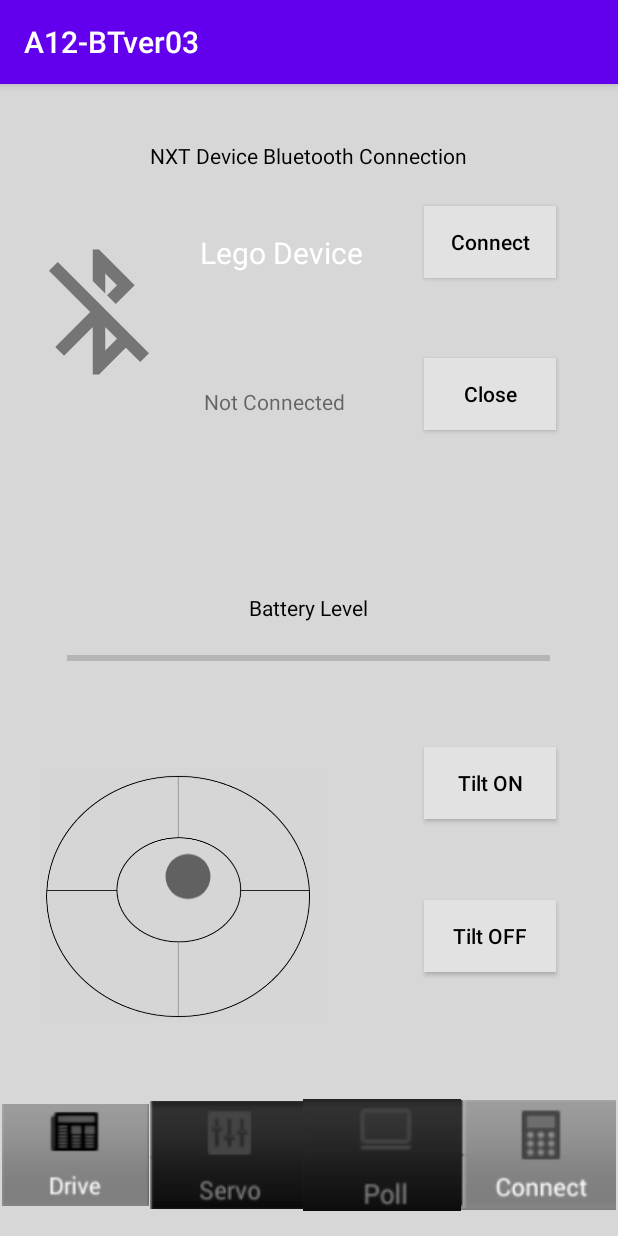
After one commit to AndrewCawthon/GroupProjectCOSC426, an Android app: the BluetoothConnectionScreen screen opened directly, with no data from a screen before it, on a phone screen of 412 x 824 dp. The commit adds this screen. Run offline under Robolectric (Android 15) with nearby library versions, the phone set to English and light mode, and no system bars.

Commit message:
Created a Secondary Screen BluetoothConnectionScreen to use as the template for the bluetooth connection screen. Added multiple image asset files also to complete the image asset

```diff
--- /dev/null
+++ b/A12-BTver03/app/src/main/java/com/example/a12_btver03/BluetoothConnectionScreen.java
@@ -0,0 +1,14 @@
+package com.example.a12_btver03;
+
+import androidx.appcompat.app.AppCompatActivity;
+
+import android.os.Bundle;
+
+public class BluetoothConnectionScreen extends AppCompatActivity {
+
+    @Override
+    protected void onCreate(Bundle savedInstanceState) {
+        super.onCreate(savedInstanceState);
+        setContentView(R.layout.activity_bluetooth_connection_screen);
+    }
+}
--- /dev/null
+++ b/A12-BTver03/app/src/main/res/drawable-anydpi/ic_action_ball_bearing.xml
@@ -0,0 +1,11 @@
+<vector xmlns:android="http://schemas.android.com/apk/res/android"
+    android:width="24dp"
+    android:height="24dp"
+    android:viewportWidth="24"
+    android:viewportHeight="24"
+    android:tint="#434345"
+    android:alpha="0.8">
+  <path
+      android:fillColor="@android:color/white"
+      android:pathData="M12,12m-10,0a10,10 0,1 1,20 0a10,10 0,1 1,-20 0"/>
+</vector>
--- /dev/null
+++ b/A12-BTver03/app/src/main/res/drawable-anydpi/ic_action_bluetooth_off.xml
@@ -0,0 +1,11 @@
+<vector xmlns:android="http://schemas.android.com/apk/res/android"
+    android:width="24dp"
+    android:height="24dp"
+    android:viewportWidth="24"
+    android:viewportHeight="24"
+    android:tint="#333333"
+    android:alpha="0.6">
+  <path
+      android:fillColor="@android:color/white"
+      android:pathData="M13,5.83l1.88,1.88 -1.6,1.6 1.41,1.41 3.02,-3.02L12,2h-1v5.03l2,2v-3.2zM5.41,4L4,5.41 10.59,12 5,17.59 6.41,19 11,14.41V22h1l4.29,-4.29 2.3,2.29L20,18.59 5.41,4zM13,18.17v-3.76l1.88,1.88L13,18.17z"/>
+</vector>
--- /dev/null
+++ b/A12-BTver03/app/src/main/res/layout/activity_bluetooth_connection_screen.xml
@@ -0,0 +1,224 @@
+<?xml version="1.0" encoding="utf-8"?>
+<androidx.constraintlayout.widget.ConstraintLayout xmlns:android="http://schemas.android.com/apk/res/android"
+    xmlns:app="http://schemas.android.com/apk/res-auto"
+    xmlns:tools="http://schemas.android.com/tools"
+    android:layout_width="match_parent"
+    android:layout_height="match_parent"
+    android:background="#D7D7D7"
+    tools:context=".BluetoothConnectionScreen">
+
+    <TextView
+        android:id="@+id/titleAtTheTopOfScreen"
+        android:layout_width="wrap_content"
+        android:layout_height="wrap_content"
+        android:text="@string/title"
+        android:textColor="@color/black"
+        app:layout_constraintBottom_toBottomOf="parent"
+        app:layout_constraintEnd_toEndOf="parent"
+        app:layout_constraintHorizontal_bias="0.498"
+        app:layout_constraintStart_toStartOf="parent"
+        app:layout_constraintTop_toTopOf="parent"
+        app:layout_constraintVertical_bias="0.051" />
+
+    <Button
+        android:id="@+id/connectButton"
+        android:layout_width="wrap_content"
+        android:layout_height="wrap_content"
+        android:background="#E2E2E2"
+        android:text="@string/connect_button_text"
+        android:textAllCaps="false"
+        android:textColor="@color/black"
+        app:layout_constraintBottom_toBottomOf="parent"
+        app:layout_constraintEnd_toEndOf="parent"
+        app:layout_constraintHorizontal_bias="0.873"
+        app:layout_constraintStart_toStartOf="parent"
+        app:layout_constraintTop_toTopOf="parent"
+        app:layout_constraintVertical_bias="0.113" />
+
+    <Button
+        android:id="@+id/closeButton"
+        android:layout_width="wrap_content"
+        android:layout_height="wrap_content"
+        android:background="#E2E2E2"
+        android:text="@string/close_button_text"
+        android:textAllCaps="false"
+        android:textColor="@color/black"
+        app:layout_constraintBottom_toBottomOf="parent"
+        app:layout_constraintEnd_toEndOf="parent"
+        app:layout_constraintHorizontal_bias="0.873"
+        app:layout_constraintStart_toStartOf="parent"
+        app:layout_constraintTop_toTopOf="parent"
+        app:layout_constraintVertical_bias="0.254" />
+
+    <ImageView
+        android:id="@+id/bluetoothImageView"
+        android:layout_width="100dp"
+        android:layout_height="100dp"
+        android:src="@drawable/ic_action_bluetooth_off"
+        app:layout_constraintBottom_toBottomOf="parent"
+        app:layout_constraintEnd_toEndOf="parent"
+        app:layout_constraintHorizontal_bias="0.051"
+        app:layout_constraintStart_toStartOf="parent"
+        app:layout_constraintTop_toTopOf="parent"
+        app:layout_constraintVertical_bias="0.153" />
+
+    <ProgressBar
+        android:id="@+id/batteryProgressBar"
+        style="?android:attr/progressBarStyleHorizontal"
+        android:layout_width="322dp"
+        android:layout_height="34dp"
+        app:layout_constraintBottom_toBottomOf="parent"
+        app:layout_constraintEnd_toEndOf="parent"
+        app:layout_constraintHorizontal_bias="0.494"
+        app:layout_constraintStart_toStartOf="parent"
+        app:layout_constraintTop_toTopOf="parent"
+        app:layout_constraintVertical_bias="0.499" />
+
+    <ImageView
+        android:id="@+id/driveImageView"
+        android:src="@drawable/drive"
+        android:layout_width="98dp"
+        android:layout_height="97dp"
+        android:layout_marginStart="1dp"
+        android:layout_marginBottom="5dp"
+        app:layout_constraintBottom_toBottomOf="parent"
+        app:layout_constraintEnd_toEndOf="parent"
+        app:layout_constraintHorizontal_bias="0.0"
+        app:layout_constraintStart_toStartOf="parent"
+        app:layout_constraintTop_toTopOf="parent"
+        app:layout_constraintVertical_bias="1.0" />
+
+    <ImageView
+        android:id="@+id/servoImageView"
+        android:src="@drawable/servo"
+        android:layout_width="102dp"
+        android:layout_height="97dp"
+        android:layout_marginBottom="5dp"
+        app:layout_constraintBottom_toBottomOf="parent"
+        app:layout_constraintEnd_toEndOf="parent"
+        app:layout_constraintHorizontal_bias="0.004"
+        app:layout_constraintStart_toEndOf="@+id/driveImageView"
+        app:layout_constraintTop_toTopOf="parent"
+        app:layout_constraintVertical_bias="1.0" />
+
+    <ImageView
+        android:id="@+id/pollImageView"
+        android:src="@drawable/poll"
+        android:layout_width="105dp"
+        android:layout_height="97dp"
+        android:layout_marginBottom="5dp"
+        app:layout_constraintBottom_toBottomOf="parent"
+        app:layout_constraintEnd_toEndOf="parent"
+        app:layout_constraintHorizontal_bias="0.0"
+        app:layout_constraintStart_toEndOf="@+id/servoImageView"
+        app:layout_constraintTop_toTopOf="parent"
+        app:layout_constraintVertical_bias="1.0" />
+
+    <ImageView
+        android:id="@+id/connectImageView"
+        android:src="@drawable/connect"
+        android:layout_width="103dp"
+        android:layout_height="97dp"
+        android:layout_marginEnd="1dp"
+        android:layout_marginBottom="5dp"
+        app:layout_constraintBottom_toBottomOf="parent"
+        app:layout_constraintEnd_toEndOf="parent"
+        app:layout_constraintHorizontal_bias="0.0"
+        app:layout_constraintStart_toEndOf="@+id/pollImageView"
+        app:layout_constraintTop_toTopOf="parent"
+        app:layout_constraintVertical_bias="1.0" />
+
+    <ImageView
+        android:id="@+id/tiltImageView"
+        android:layout_width="213dp"
+        android:layout_height="169dp"
+        android:src="@drawable/tiltbackground"
+        app:layout_constraintBottom_toBottomOf="parent"
+        app:layout_constraintEnd_toEndOf="parent"
+        app:layout_constraintHorizontal_bias="0.08"
+        app:layout_constraintStart_toStartOf="parent"
+        app:layout_constraintTop_toTopOf="parent"
+        app:layout_constraintVertical_bias="0.762" />
+
+    <TextView
+        android:id="@+id/legoTextView"
+        android:layout_width="113dp"
+        android:layout_height="29dp"
+        android:text="@string/lego_device_text"
+        android:textColor="@color/white"
+        android:textSize="20dp"
+        app:layout_constraintBottom_toBottomOf="parent"
+        app:layout_constraintEnd_toEndOf="parent"
+        app:layout_constraintHorizontal_bias="0.446"
+        app:layout_constraintStart_toStartOf="parent"
+        app:layout_constraintTop_toTopOf="parent"
+        app:layout_constraintVertical_bias="0.134" />
+
+    <TextView
+        android:id="@+id/connectionTextView"
+        android:layout_width="wrap_content"
+        android:layout_height="wrap_content"
+        android:text="@string/connection_text"
+        app:layout_constraintBottom_toBottomOf="parent"
+        app:layout_constraintEnd_toEndOf="parent"
+        app:layout_constraintHorizontal_bias="0.427"
+        app:layout_constraintStart_toStartOf="parent"
+        app:layout_constraintTop_toTopOf="parent"
+        app:layout_constraintVertical_bias="0.27" />
+
+    <TextView
+        android:id="@+id/batteryLevelTextView"
+        android:layout_width="wrap_content"
+        android:layout_height="wrap_content"
+        android:text="@string/battery_level"
+        android:textColor="@color/black"
+        app:layout_constraintBottom_toBottomOf="parent"
+        app:layout_constraintEnd_toEndOf="parent"
+        app:layout_constraintHorizontal_bias="0.498"
+        app:layout_constraintStart_toStartOf="parent"
+        app:layout_constraintTop_toTopOf="parent"
+        app:layout_constraintVertical_bias="0.453" />
+
+    <Button
+        android:id="@+id/tiltOnButton"
+        android:layout_width="wrap_content"
+        android:layout_height="wrap_content"
+        android:background="#E2E2E2"
+        android:text="@string/tilt_on"
+        android:textAllCaps="false"
+        android:textColor="@color/black"
+        app:layout_constraintBottom_toBottomOf="parent"
+        app:layout_constraintEnd_toEndOf="parent"
+        app:layout_constraintHorizontal_bias="0.873"
+        app:layout_constraintStart_toStartOf="parent"
+        app:layout_constraintTop_toTopOf="parent"
+        app:layout_constraintVertical_bias="0.614" />
+
+    <Button
+        android:id="@+id/tiltOffButton"
+        android:layout_width="wrap_content"
+        android:layout_height="wrap_content"
+        android:background="#E2E2E2"
+        android:text="@string/tilt_off"
+        android:textAllCaps="false"
+        android:textColor="@color/black"
+        app:layout_constraintBottom_toBottomOf="parent"
+        app:layout_constraintEnd_toEndOf="parent"
+        app:layout_constraintHorizontal_bias="0.873"
+        app:layout_constraintStart_toStartOf="parent"
+        app:layout_constraintTop_toTopOf="parent"
+        app:layout_constraintVertical_bias="0.756" />
+
+    <ImageView
+        android:id="@+id/ballBearingImageView"
+        android:layout_width="36dp"
+        android:layout_height="50dp"
+        android:src="@drawable/ic_action_ball_bearing"
+        app:layout_constraintBottom_toBottomOf="parent"
+        app:layout_constraintEnd_toEndOf="parent"
+        app:layout_constraintHorizontal_bias="0.285"
+        app:layout_constraintStart_toStartOf="parent"
+        app:layout_constraintTop_toTopOf="parent"
+        app:layout_constraintVertical_bias="0.701" />
+
+</androidx.constraintlayout.widget.ConstraintLayout>
--- a/A12-BTver03/app/src/main/res/values/strings.xml
+++ b/A12-BTver03/app/src/main/res/values/strings.xml
@@ -9,4 +9,14 @@
     <string name="fifth_menu">Play Tone</string>
     <string name="sixth_menu">Disconnect From EV3</string>
     <string name="menu_first">1. Grant Permission</string>
+
+    <string name="connect_button_text">Connect</string>
+    <string name="close_button_text">Close</string>
+    <string name="title">NXT Device Bluetooth Connection</string>
+    <string name="tilt_on">Tilt ON</string>
+    <string name="tilt_off">Tilt OFF</string>
+    <string name="battery_level">Battery Level</string>
+    <string name="lego_device_text">Lego Device</string>
+    <string name="connection_text">Not Connected</string>
+
 </resources>
--- a/A12-BTver03/app/src/main/res/values/themes.xml
+++ b/A12-BTver03/app/src/main/res/values/themes.xml
@@ -1,6 +1,6 @@
 <resources xmlns:tools="http://schemas.android.com/tools">
     <!-- Base application theme. -->
-    <style name="Theme.A12BTver03" parent="Theme.MaterialComponents.DayNight.DarkActionBar">
+    <style name="Theme.A12BTver03" parent="Theme.AppCompat.DayNight.DarkActionBar">
         <!-- Primary brand color. -->
         <item name="colorPrimary">@color/purple_500</item>
         <item name="colorPrimaryVariant">@color/purple_700</item>
```
Also changed, not shown: A12-BTver03/app/src/main/AndroidManifest.xml (+7 -6 lines), A12-BTver03/app/src/main/res/drawable-hdpi/ic_action_ball_bearing.png (added), A12-BTver03/app/src/main/res/drawable-hdpi/ic_action_bluetooth_off.png (added), A12-BTver03/app/src/main/res/drawable-mdpi/ic_action_ball_bearing.png (added), A12-BTver03/app/src/main/res/drawable-mdpi/ic_action_bluetooth_off.png (added), A12-BTver03/app/src/main/res/drawable-xhdpi/ic_action_ball_bearing.png (added), A12-BTver03/app/src/main/res/drawable-xhdpi/ic_action_bluetooth_off.png (added), A12-BTver03/app/src/main/res/drawable-xxhdpi/ic_action_ball_bearing.png (added), A12-BTver03/app/src/main/res/drawable-xxhdpi/ic_action_bluetooth_off.png (added), A12-BTver03/app/src/main/res/drawable/connect.jpg (added), A12-BTver03/app/src/main/res/drawable/drive.jpg (added), A12-BTver03/app/src/main/res/drawable/poll.jpg (added), A12-BTver03/app/src/main/res/drawable/servo.jpg (added), A12-BTver03/app/src/main/res/drawable/tiltbackground.jpg (added).
